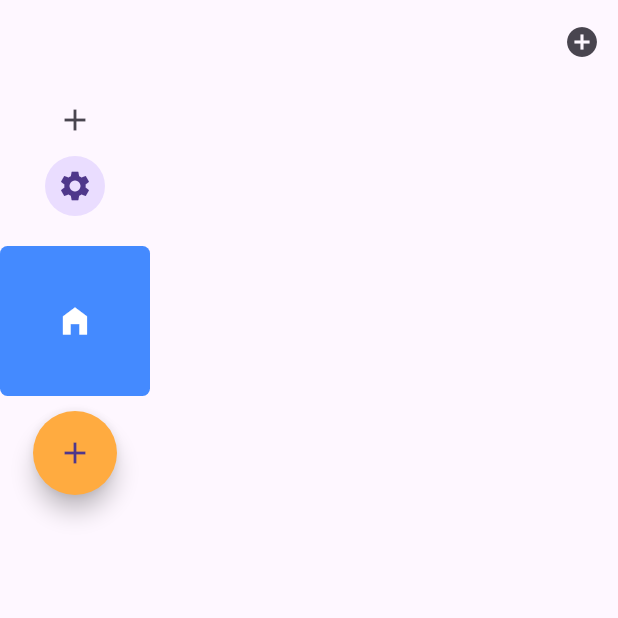
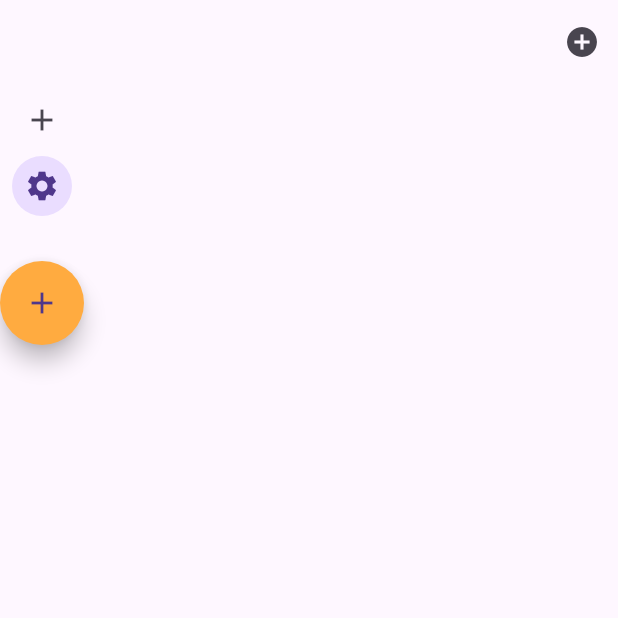
Before and after one commit to Siddique722/proj-class, a Flutter app: the screen it shows after launch, on a phone screen of 412 x 824 dp, the top half of it. Run offline on Flutter 3.47's test engine with Material 3 defaults, Android fonts, the phone set to English and light mode, and no system bars; our stand-ins replace cloud_firestore, firebase_auth, firebase_core, get; accounts and stored records are empty.

Commit message:
update code

```diff
--- a/lib/main.dart
+++ b/lib/main.dart
@@ -722,16 +722,16 @@ class MyApp extends StatelessWidget {
                 child: IconButton(onPressed: (){}, icon: Icon(Icons.settings)),
               ),
               SizedBox(height: 20,),
-              Container(
-                height: 100,
-                width: 100,
-                decoration: BoxDecoration(
-                  color: Colors.blueAccent,
-                  borderRadius: BorderRadius.circular(5)
-                ),
-                child: IconButton(onPressed:(){} , icon: Icon(Icons.home_filled,color: Colors.white,)),
-
-              ),
+              // Container(
+              //   height: 100,
+              //   width: 100,
+              //   decoration: BoxDecoration(
+              //     color: Colors.blueAccent,
+              //     borderRadius: BorderRadius.circular(5)
+              //   ),
+              //   child: IconButton(onPressed:(){} , icon: Icon(Icons.home_filled,color: Colors.white,)),
+              //
+              // ),
               SizedBox(height: 10,),
               FloatingActionButton(
                 shape: CircleBorder(),
```
